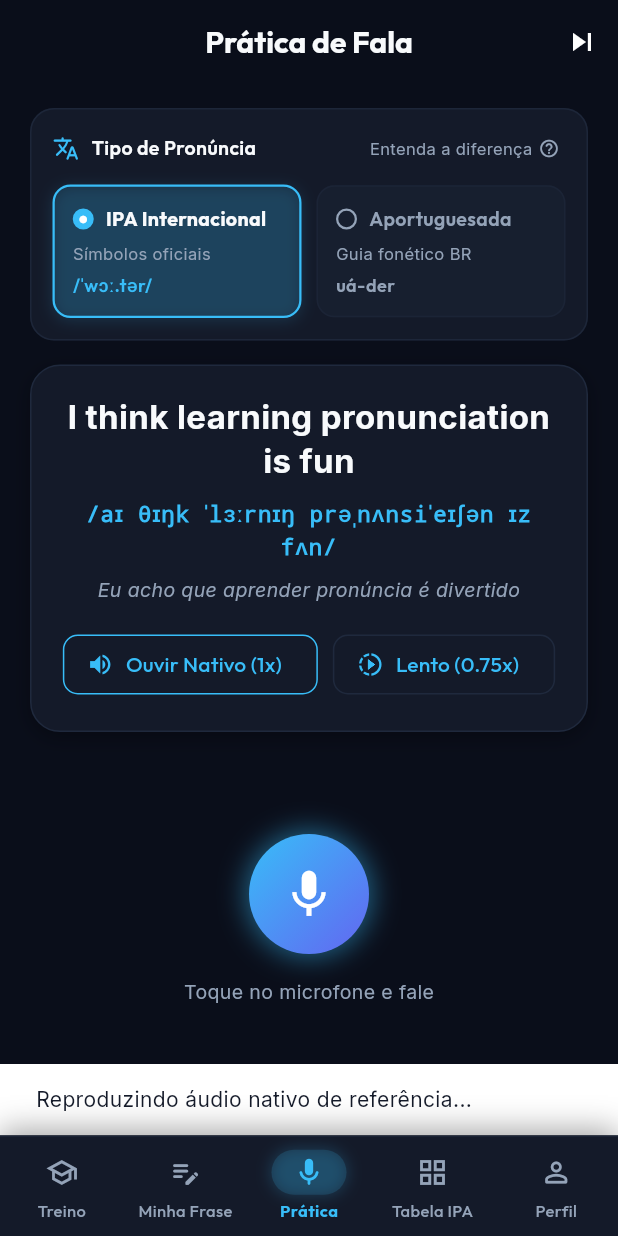
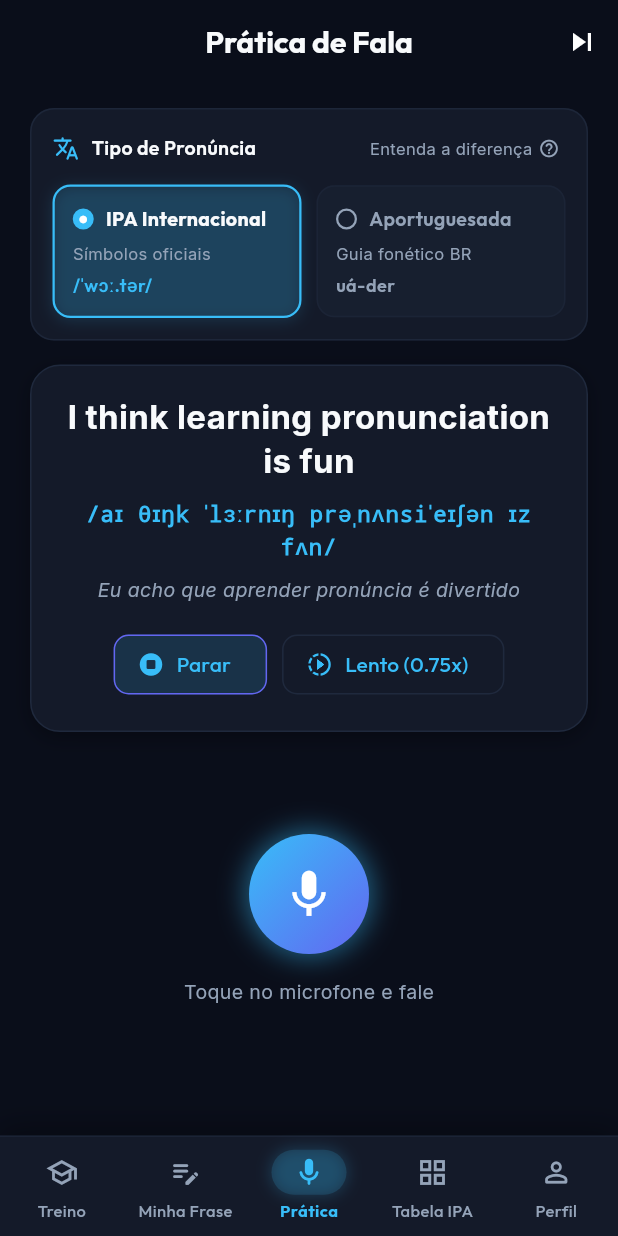
Before and after one commit to marcelocaldasdevops/pronunciation-app, a Flutter app: the screen it shows after launch, item 3 of the bottom bar chosen, after a tap on "Ouvir Nativo (1x)", on a phone screen of 412 x 824 dp. Run offline on Flutter 3.47's test engine with Material 3 defaults, Android fonts, the light colour scheme and no system bars; our stand-ins replace dio, flutter_tts, google_fonts, just_audio, permission_handler, shared_preferences; missing offline and left inert: record.

Commit message:
fix(practice): enable flutter_tts speech playback for 1x and 0.75x speed buttons

```diff
--- a/lib/features/practice/screens/practice_screen.dart
+++ b/lib/features/practice/screens/practice_screen.dart
@@ -1,5 +1,7 @@
 import 'dart:math';
+import 'package:flutter/foundation.dart';
 import 'package:flutter/material.dart';
+import 'package:flutter_tts/flutter_tts.dart';
 import '../../../core/models/pronunciation_result.dart';
 import '../../../core/services/audio_service.dart';
 import '../../../core/services/portuguese_phonetic_service.dart';
@@ -25,6 +27,10 @@ class PracticeScreen extends StatefulWidget {
 class _PracticeScreenState extends State<PracticeScreen> with SingleTickerProviderStateMixin {
   final AudioService _audioService = AudioService();
   final PronunciationServiceImpl _pronService = PronunciationServiceImpl();
+  final FlutterTts _tts = FlutterTts();
+
+  bool _isPlayingNative = false;
+  bool _isPlayingSlow = false;
 
   late AnimationController _pulseController;
   late Animation<double> _pulseAnimation;
@@ -59,6 +65,22 @@ class _PracticeScreenState extends State<PracticeScreen> with SingleTickerProvid
   @override
   void initState() {
     super.initState();
+    _initTts();
+
+    if (widget.initialSentence != null && widget.initialSentence!.trim().isNotEmpty) {
+      final text = widget.initialSentence!.trim();
+      final exists = _practiceSentences.any(
+        (s) => s['text']?.toLowerCase() == text.toLowerCase(),
+      );
+      if (!exists) {
+        _practiceSentences.insert(0, {
+          'text': text,
+          'ipa': widget.initialIpa ?? '',
+          'translation': 'Frase personalizada',
+        });
+      }
+    }
+
     _pulseController = AnimationController(
       vsync: this,
       duration: const Duration(milliseconds: 1000),
@@ -69,8 +91,39 @@ class _PracticeScreenState extends State<PracticeScreen> with SingleTickerProvid
     );
   }
 
+  Future<void> _initTts() async {
+    await _tts.setLanguage('en-US');
+    await _tts.setVolume(1.0);
+    await _tts.setPitch(1.0);
+
+    _tts.setCompletionHandler(() {
+      if (mounted) {
+        setState(() {
+          _isPlayingNative = false;
+          _isPlayingSlow = false;
+        });
+      }
+    });
+
+    _tts.setErrorHandler((msg) {
+      if (mounted) {
+        setState(() {
+          _isPlayingNative = false;
+          _isPlayingSlow = false;
+        });
+        ScaffoldMessenger.of(context).showSnackBar(
+          const SnackBar(
+            content: Text('Sem voz disponível no dispositivo/navegador.'),
+            backgroundColor: AppTheme.scoreYellow,
+          ),
+        );
+      }
+    });
+  }
+
   @override
   void dispose() {
+    _tts.stop();
     _pulseController.dispose();
     _audioService.dispose();
     super.dispose();
@@ -78,7 +131,75 @@ class _PracticeScreenState extends State<PracticeScreen> with SingleTickerProvid
 
   Map<String, String> get _currentSentence => _practiceSentences[_currentSentenceIndex];
 
+  Future<void> _playReferenceAudio({required bool slow}) async {
+    final text = _currentSentence['text']?.trim() ?? '';
+    if (text.isEmpty) return;
+
+    if ((slow && _isPlayingSlow) || (!slow && _isPlayingNative)) {
+      await _tts.stop();
+      if (mounted) {
+        setState(() {
+          _isPlayingNative = false;
+          _isPlayingSlow = false;
+        });
+      }
+      return;
+    }
+
+    try {
+      await _audioService.stopPlayback();
+      await _tts.stop();
+
+      if (kIsWeb) {
+        final voices = await _tts.getVoices;
+        if (voices == null || (voices is List && voices.isEmpty)) {
+          if (mounted) {
+            ScaffoldMessenger.of(context).showSnackBar(
+              const SnackBar(
+                content: Text('Sem voz disponível no navegador. Instale ou ative o TTS do sistema.'),
+                backgroundColor: AppTheme.scoreYellow,
+              ),
+            );
+          }
+          return;
+        }
+      }
+
+      setState(() {
+        _isPlayingNative = !slow;
+        _isPlayingSlow = slow;
+      });
+
+      await _tts.setSpeechRate(slow ? 0.30 : 0.48);
+      final result = await _tts.speak(text);
+      if (result != 1 && mounted) {
+        setState(() {
+          _isPlayingNative = false;
+          _isPlayingSlow = false;
+        });
+      }
+    } catch (e) {
+      if (mounted) {
+        setState(() {
+          _isPlayingNative = false;
+          _isPlayingSlow = false;
+        });
+        ScaffoldMessenger.of(context).showSnackBar(
+          SnackBar(content: Text('Erro ao reproduzir áudio: $e')),
+        );
+      }
+    }
+  }
+
   Future<void> _toggleRecording() async {
+    await _tts.stop();
+    if (_isPlayingNative || _isPlayingSlow) {
+      setState(() {
+        _isPlayingNative = false;
+        _isPlayingSlow = false;
+      });
+    }
+
     if (_audioService.isRecording) {
       setState(() => _isAnalyzing = true);
       try {
@@ -123,7 +244,10 @@ class _PracticeScreenState extends State<PracticeScreen> with SingleTickerProvid
   }
 
   void _nextSentence() {
+    _tts.stop();
     setState(() {
+      _isPlayingNative = false;
+      _isPlayingSlow = false;
       _currentSentenceIndex = (_currentSentenceIndex + 1) % _practiceSentences.length;
       _lastResult = null;
     });
@@ -310,30 +434,48 @@ class _PracticeScreenState extends State<PracticeScreen> with SingleTickerProvid
                       children: [
                         OutlinedButton.icon(
                           style: OutlinedButton.styleFrom(
-                            side: const BorderSide(color: AppTheme.primary),
+                            side: BorderSide(
+                              color: _isPlayingNative ? AppTheme.accent : AppTheme.primary,
+                            ),
+                            backgroundColor: _isPlayingNative
+                                ? AppTheme.primary.withValues(alpha: 0.15)
+                                : null,
                             shape: RoundedRectangleBorder(borderRadius: BorderRadius.circular(10)),
                           ),
-                          onPressed: () {
-                            ScaffoldMessenger.of(context).showSnackBar(
-                              const SnackBar(content: Text('Reproduzindo áudio nativo de referência...')),
-                            );
-                          },
-                          icon: const Icon(Icons.volume_up, size: 18, color: AppTheme.primary),
-                          label: const Text('Ouvir Nativo (1x)', style: TextStyle(color: AppTheme.primary)),
+                          onPressed: () => _playReferenceAudio(slow: false),
+                          icon: Icon(
+                            _isPlayingNative ? Icons.stop_circle_rounded : Icons.volume_up,
+                            size: 18,
+                            color: AppTheme.primary,
+                          ),
+                          label: Text(
+                            _isPlayingNative ? 'Parar' : 'Ouvir Nativo (1x)',
+                            style: const TextStyle(color: AppTheme.primary),
+                          ),
                         ),
                         const SizedBox(width: 10),
                         OutlinedButton.icon(
                           style: OutlinedButton.styleFrom(
-                            side: const BorderSide(color: AppTheme.surfaceLight),
+                            side: BorderSide(
+                              color: _isPlayingSlow ? AppTheme.accent : AppTheme.surfaceLight,
+                            ),
+                            backgroundColor: _isPlayingSlow
+                                ? AppTheme.accent.withValues(alpha: 0.15)
+                                : null,
                             shape: RoundedRectangleBorder(borderRadius: BorderRadius.circular(10)),
                           ),
-                          onPressed: () {
-                            ScaffoldMessenger.of(context).showSnackBar(
-                              const SnackBar(content: Text('Reproduzindo em velocidade 0.75x (Lenta)...')),
-                            );
-                          },
-                          icon: const Icon(Icons.slow_motion_video, size: 18),
-                          label: const Text('Lento (0.75x)'),
+                          onPressed: () => _playReferenceAudio(slow: true),
+                          icon: Icon(
+                            _isPlayingSlow ? Icons.stop_circle_rounded : Icons.slow_motion_video,
+                            size: 18,
+                            color: _isPlayingSlow ? AppTheme.accent : null,
+                          ),
+                          label: Text(
+                            _isPlayingSlow ? 'Parar' : 'Lento (0.75x)',
+                            style: TextStyle(
+                              color: _isPlayingSlow ? AppTheme.accent : null,
+                            ),
+                          ),
                         ),
                       ],
                     ),
```
